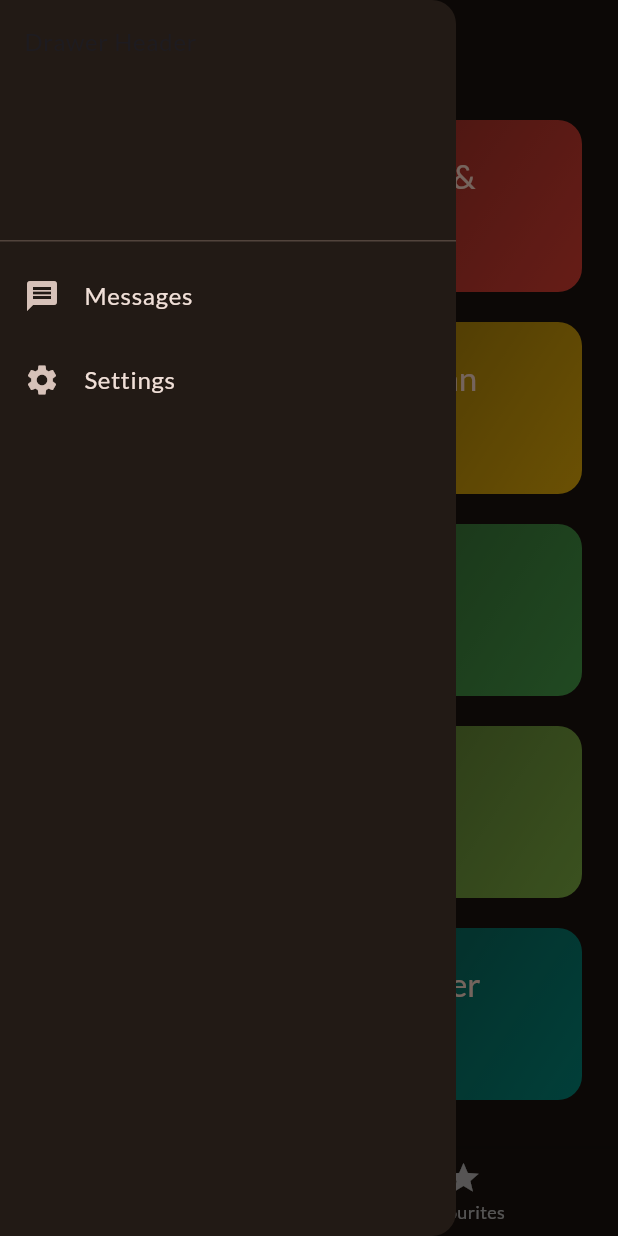
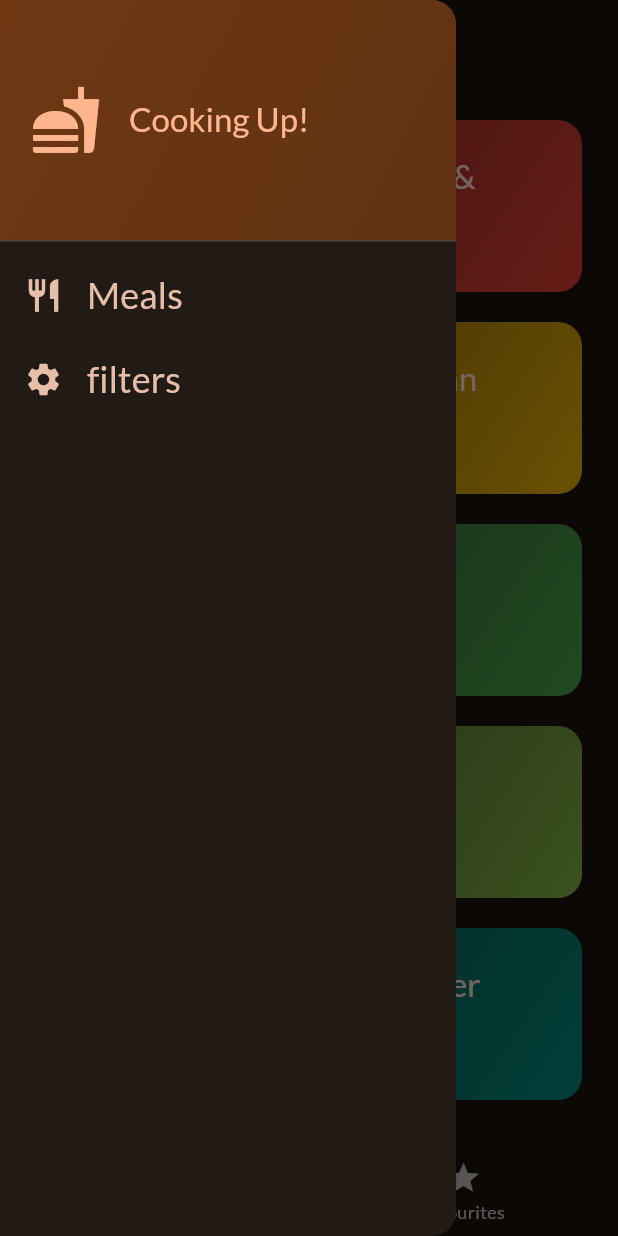
Before and after one commit to Danishalam045/multiScreen-App, a Flutter app: the screen it shows after launch, with the side drawer open, on a phone screen of 412 x 824 dp. Run offline on Flutter 3.47's test engine with Material 3 defaults, Android fonts, the light colour scheme and no system bars; our stand-ins replace google_fonts, transparent_image.

Commit message:
learning about Drawer class

```diff
--- a/lib/screen/tabs.dart
+++ b/lib/screen/tabs.dart
@@ -48,6 +48,13 @@ class _TabScreenState extends State<TabScreen> {
     });
   }
 
+  void _setScreen(String identifier) {
+    if (identifier == 'filters') {
+    } else {
+      Navigator.of(context).pop();
+    }
+  }
+
   @override
   Widget build(BuildContext context) {
     Widget activePage = CategoriesScreen(
@@ -65,7 +72,9 @@ class _TabScreenState extends State<TabScreen> {
       appBar: AppBar(
         title: Text(activePageTitle),
       ),
-      drawer: const MainDrawer(),
+      drawer: MainDrawer(
+        onSelectScreen: _setScreen,
+      ),
       body: activePage,
       bottomNavigationBar: BottomNavigationBar(
         currentIndex: _selectedPageIndex,
--- a/lib/widgets/main_drawer.dart
+++ b/lib/widgets/main_drawer.dart
@@ -1,29 +1,85 @@
 import 'package:flutter/material.dart';
 
 class MainDrawer extends StatelessWidget {
-  const MainDrawer({super.key});
+  const MainDrawer({
+    super.key,
+    required this.onSelectScreen,
+  });
 
+  final void Function(String identifier) onSelectScreen;
   @override
   Widget build(BuildContext context) {
     return Drawer(
-      child: ListView(
+      child: Column(
         children: [
-          const DrawerHeader(
-            child: Text(
-              'Drawer Header',
-              // style: Theme.of(context).colorScheme.onPrimary,
+          DrawerHeader(
+            padding: const EdgeInsets.all(20),
+            decoration: BoxDecoration(
+              gradient: LinearGradient(
+                colors: [
+                  Theme.of(context).colorScheme.primaryContainer,
+                  Theme.of(context)
+                      .colorScheme
+                      .primaryContainer
+                      .withOpacity(0.8),
+                ],
+                begin: Alignment.topLeft,
+                end: Alignment.bottomRight,
+              ),
+            ),
+            child: Row(
+              children: [
+                Icon(
+                  Icons.fastfood,
+                  size: 48,
+                  color: Theme.of(context).colorScheme.primary,
+                ),
+                const SizedBox(
+                  width: 18,
+                ),
+                Text(
+                  'Cooking Up!',
+                  style: Theme.of(context).textTheme.titleLarge!.copyWith(
+                        color: Theme.of(context).colorScheme.primary,
+                      ),
+                )
+              ],
             ),
           ),
           ListTile(
-            leading: const Icon(Icons.message),
-            title: const Text('Messages'),
-            onTap: () {},
+            leading: Icon(
+              Icons.restaurant,
+              size: 26,
+              color: Theme.of(context).colorScheme.secondary,
+            ),
+            title: Text(
+              'Meals',
+              style: Theme.of(context).textTheme.titleSmall!.copyWith(
+                    color: Theme.of(context).colorScheme.secondary,
+                    fontSize: 24,
+                  ),
+            ),
+            onTap: () {
+              onSelectScreen('Meals');
+            },
           ),
           ListTile(
-            leading: const Icon(Icons.settings),
-            title: const Text('Settings'),
-            onTap: () {},
-          )
+            leading: Icon(
+              Icons.settings,
+              size: 26,
+              color: Theme.of(context).colorScheme.secondary,
+            ),
+            title: Text(
+              'filters',
+              style: Theme.of(context).textTheme.titleSmall!.copyWith(
+                    color: Theme.of(context).colorScheme.secondary,
+                    fontSize: 24,
+                  ),
+            ),
+            onTap: () {
+              onSelectScreen('filters');
+            },
+          ),
         ],
       ),
     );
```
Also changed, not shown: lib/screen/filter.dart (added, +47 -0 lines).
